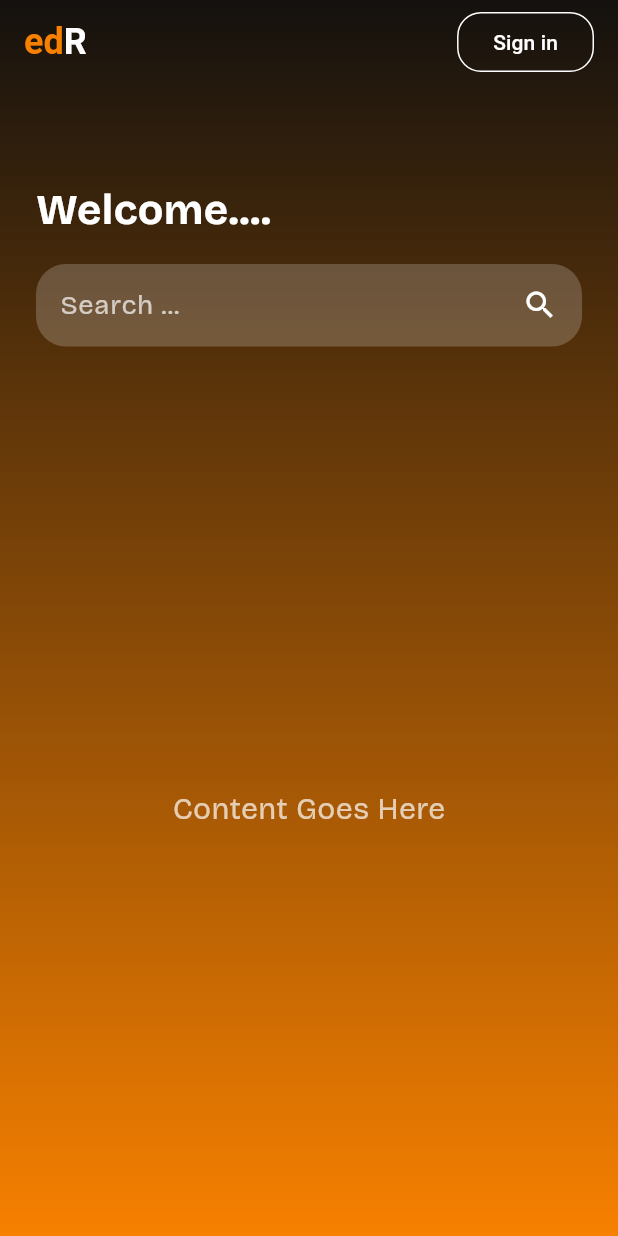
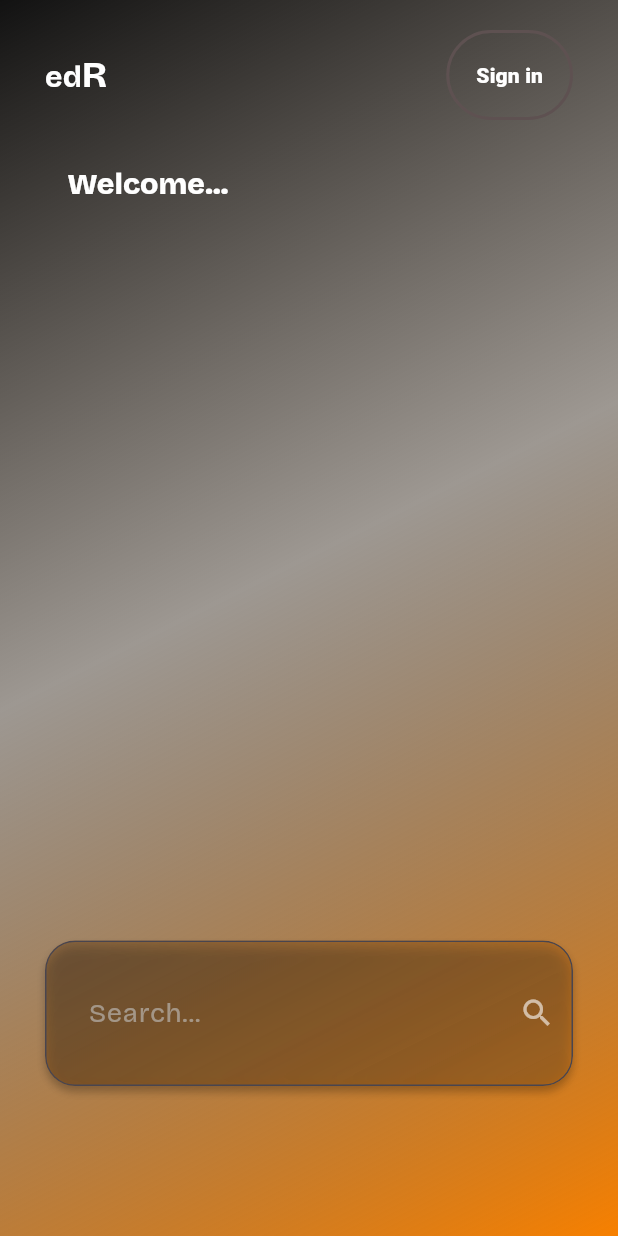
Before and after one commit to DripHard/EduRoad, a Flutter app: the screen it shows after launch, on a phone screen of 412 x 824 dp. Run offline on Flutter 3.47's test engine with Material 3 defaults, Android fonts, the phone set to English and light mode, and no system bars; our stand-ins replace flutter_dotenv, google_fonts.

Commit message:
refactor(main): adjust the styles of the welcome page, depracated values are present (withOpacity)

```diff
--- a/eduroad/lib/main.dart
+++ b/eduroad/lib/main.dart
@@ -2,13 +2,13 @@
 import 'package:flutter/material.dart';
 import 'package:flutter_dotenv/flutter_dotenv.dart';
 import 'package:google_fonts/google_fonts.dart';
+import 'dart:ui';
 
 void main() async {
   runApp(const MyApp());
 
   await dotenv.load(fileName: ".env");
 }
-
 
 class MyApp extends StatelessWidget {
   const MyApp({super.key});
@@ -28,100 +28,72 @@
 
   @override
   Widget build(BuildContext context) {
-    return Scaffold(
-      extendBodyBehindAppBar: true,
-      appBar: AppBar(
-        backgroundColor: Colors.transparent,
-        elevation: 0,
-        title: Text.rich(
-          TextSpan(
-            style: GoogleFonts.bricolageGrotesque(
-                fontSize: 24, fontWeight: FontWeight.bold),
-            children: const [
+    return Container(
+      decoration: const BoxDecoration(
+        gradient: LinearGradient(
+          begin: Alignment.topLeft,
+          end: Alignment.bottomRight,
+          colors: [Color(0xFF121212), Color(0x752A1E11), Color(0xFFF78000)],
+          stops: [0.0, 0.46, 1.0],
+        ),
+      ),
+      child: Stack(
+        children: [
+          Padding(
+            padding: EdgeInsets.fromLTRB(30, 20, 30, 0),
+            child: Column(
+              mainAxisAlignment: MainAxisAlignment.start,
+              crossAxisAlignment: CrossAxisAlignment.start,
+              children: [
+                Row(
+                  mainAxisAlignment: MainAxisAlignment.spaceBetween,
+                  children: [
+                    RichText(
+                      text: TextSpan(
+                        children: [
                           TextSpan(
                             text: 'ed',
-                style: TextStyle(color: Color(0xFFF78000)),
+                            style: GoogleFonts.bricolageGrotesque(
+                              fontSize: 20,
+                              color: Colors.white,
+                              fontWeight: FontWeight.w700,
+                            ),
                           ),
                           TextSpan(
                             text: 'R',
-                style: TextStyle(color: Colors.white),
+                            style: GoogleFonts.bricolageGrotesque(
+                              fontSize: 25,
+                              color: Colors.white,
+                              fontWeight: FontWeight.w700,
+                            ),
                           ),
                         ],
                       ),
                     ),
-        actions: [
-          Padding(
-            padding: const EdgeInsets.only(right: 16),
-            child: OutlinedButton(
+                    OutlinedButton(
                       style: OutlinedButton.styleFrom(
                         foregroundColor: Colors.white,
-                side: const BorderSide(color: Colors.white, width: 1),
-                shape: RoundedRectangleBorder(
-                    borderRadius: BorderRadius.circular(16)),
+                        side: BorderSide(
+                            color: const Color.fromARGB(255, 94, 81, 81),
+                            width: 2.0),
+                        padding: EdgeInsets.symmetric(horizontal: 20, vertical: 20),
                       ),
                       onPressed: () {},
-              child: const Text('Sign in'),
-            ),
+                      child: Text('Sign in',
+                          style: TextStyle(fontWeight: FontWeight.w800)),
                     ),
                   ],
                 ),
-      body: Container(
-        decoration: const BoxDecoration(
-          gradient: LinearGradient(
-            begin: Alignment.topCenter,
-            end: Alignment.bottomCenter,
-            colors: [Color(0xFF14110E), Color(0xFFF78000)],
-          ),
-        ),
-        child: Padding(
-          padding: const EdgeInsets.symmetric(horizontal: 24),
-          child: Column(
-            crossAxisAlignment: CrossAxisAlignment.start,
-            children: [
-              const SizedBox(height: 120), // Space for the AppBar
-              Text(
-                "Welcome....",
-                style: GoogleFonts.bricolageGrotesque(
-                  fontSize: 28,
-                  fontWeight: FontWeight.bold,
-                  color: Colors.white,
-                ),
-              ),
-              const SizedBox(height: 16),
-              // Search Bar
+                SizedBox(height: 30),
                 Container(
-                padding: const EdgeInsets.symmetric(horizontal: 16),
-                height: 55,
-                decoration: BoxDecoration(
-                  color: Colors.white.withOpacity(0.2),
-                  borderRadius: BorderRadius.circular(20),
-                ),
-                child: Row(
-                  children: [
-                    Expanded(
-                      child: TextField(
-                        decoration: InputDecoration(
-                          hintText: "Search ...",
-                          hintStyle: GoogleFonts.bricolageGrotesque(
-                              color: Colors.white70, fontSize: 18),
-                          border: InputBorder.none,
-                        ),
-                        style: const TextStyle(color: Colors.white),
-                      ),
-                    ),
-                    const Icon(Icons.search, color: Colors.white),
-                  ],
-                ),
-              ),
-              const SizedBox(height: 24),
-              // Content placeholder
-              Expanded(
-                child: Center(
-                  child: Text(
-                    "Content Goes Here",
+                  margin: EdgeInsets.only(left: 15),
+                  child: RichText(
+                    text: TextSpan(
+                      text: 'Welcome...',
                       style: GoogleFonts.bricolageGrotesque(
                         fontSize: 20,
-                      color: Colors.white70,
+                        color: Colors.white,
+                        fontWeight: FontWeight.w900,
                       ),
                     ),
                   ),
@@ -129,6 +101,54 @@
               ],
             ),
           ),
+
+          Positioned(
+            left: 30,
+            right: 30,
+            bottom: 100,
+            child: Material(
+              color: Colors.transparent,
+              child: Container(
+                decoration: BoxDecoration(
+                  color: Colors.white.withOpacity(0.05),
+                  borderRadius: BorderRadius.circular(20),
+                  boxShadow: [
+                    BoxShadow(
+                      color: Colors.black.withOpacity(0.25),
+                      offset: Offset(0, 4),
+                      blurRadius: 4,
+                    ),
+                  ],
+                ),
+                child: ClipRRect(
+                  borderRadius: BorderRadius.circular(20),
+                  child: BackdropFilter(
+                    filter: ImageFilter.blur(sigmaX: 4, sigmaY: 4),
+                    child: TextField(
+                      decoration: InputDecoration(
+                        hintText: "Search...",
+                        hintStyle: GoogleFonts.bricolageGrotesque(
+                          fontSize: 18,
+                          color: const Color.fromARGB(255, 196, 196, 196).withOpacity(0.6),
+                          fontWeight: FontWeight.w400,
+                        ),
+                        suffixIcon: Icon(Icons.search,
+                            color: Colors.white.withOpacity(0.6)),
+                        border: OutlineInputBorder(
+                            borderRadius: BorderRadius.circular(20)),
+                        filled: true,
+                        fillColor: Colors.white.withOpacity(0.05),
+                        contentPadding:
+                            EdgeInsets.symmetric(horizontal: 25, vertical: 35),
+                      ),
+                      style: TextStyle(color: Colors.white),
+                    ),
+                  ),
+                ),
+              ),
+            ),
+          ),
+        ],
       ),
     );
   }
```
Lines whose indentation alone changed are shown as unchanged.
